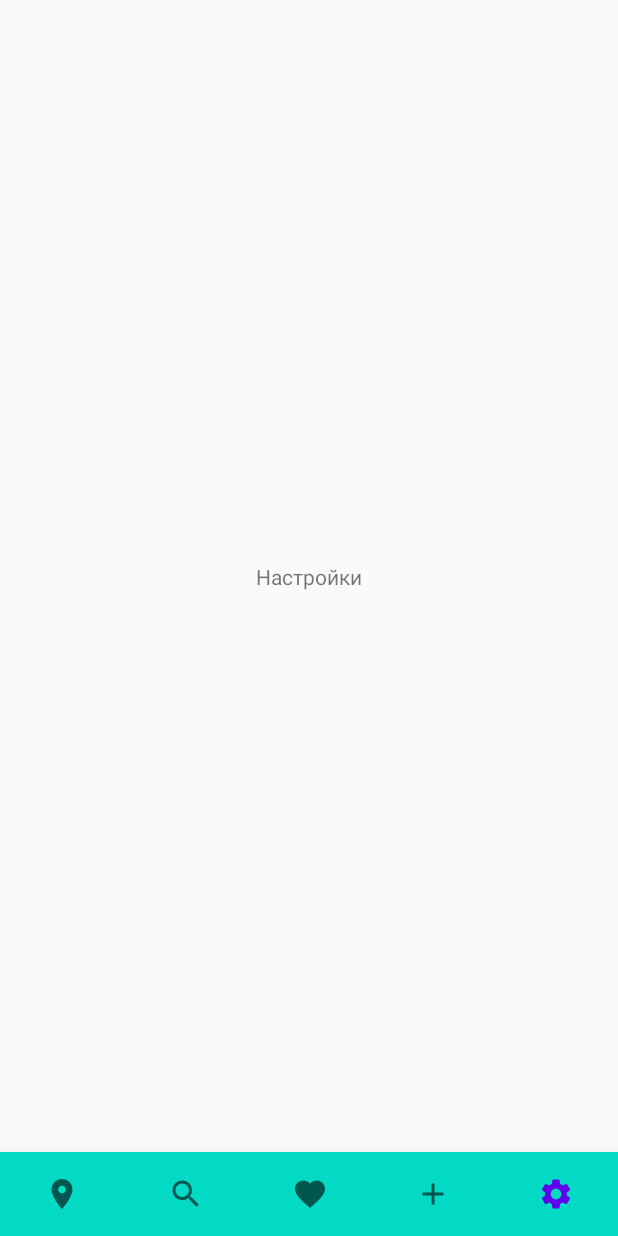
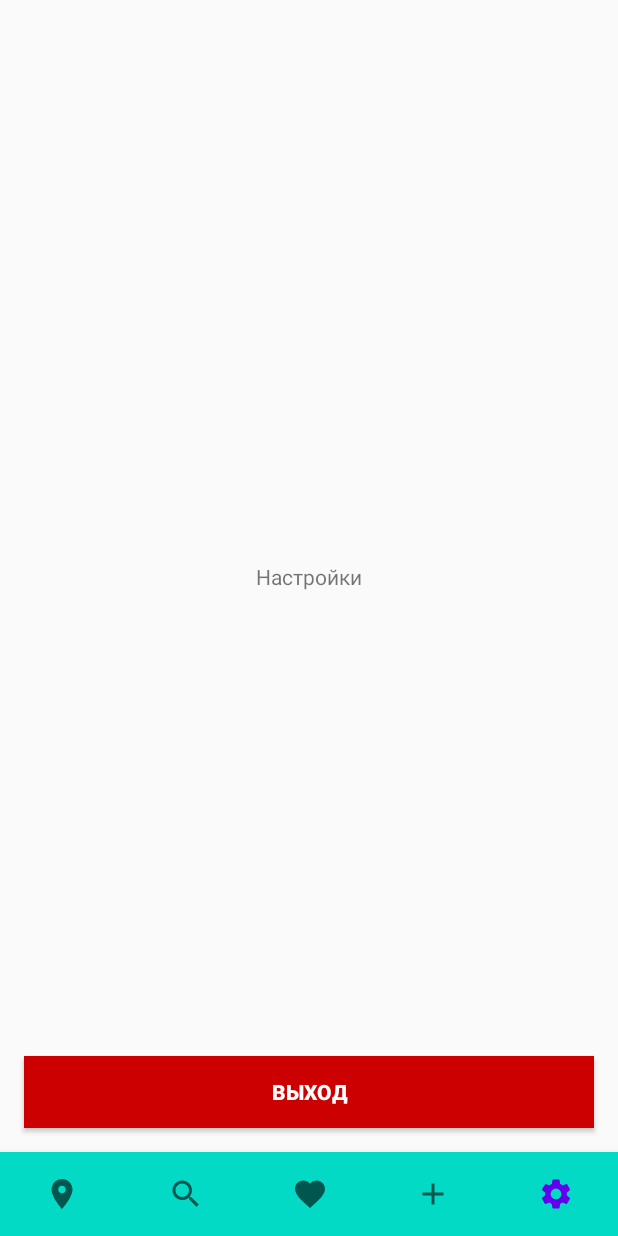
Before and after one commit to where-to-go-app/WhereToGo, an Android app: the screen it shows after launch (MainActivity), item 5 of the bottom bar chosen, on a phone screen of 412 x 824 dp. Run offline under Robolectric (Android 15) with nearby library versions, the phone set to English and light mode, and no system bars; libraries missing offline, so code that uses them is left out: com.vk.api, com.yandex.mapkit; 9 statements that could not run were skipped.

Commit message:
Добавил аутентификацию через вк

```diff
--- a/app/build.gradle
+++ b/app/build.gradle
@@ -36,6 +36,9 @@ dependencies {
     implementation 'com.google.android.material:material:1.1.0'
     implementation 'de.hdodenhof:circleimageview:3.1.0'
 
+    // Vk SDK
+    implementation 'com.vk:androidsdk:2.2.0'
+
     // Yandex maps
     implementation 'com.yandex.android:mapkit:3.5.0'
 
--- a/app/src/main/AndroidManifest.xml
+++ b/app/src/main/AndroidManifest.xml
@@ -2,7 +2,9 @@
 <manifest xmlns:android="http://schemas.android.com/apk/res/android"
           package="com.wheretogo">
 
+    <uses-permission android:name="android.permission.INTERNET" />
     <application
+        android:name=".Application"
         android:allowBackup="false"
         android:icon="@mipmap/ic_app"
         android:label="@string/app_name"
--- /dev/null
+++ b/app/src/main/java/com/wheretogo/Application.java
@@ -0,0 +1,23 @@
+package com.wheretogo;
+
+import android.content.Intent;
+
+import com.vk.api.sdk.VK;
+import com.vk.api.sdk.VKTokenExpiredHandler;
+import com.wheretogo.ui.IntroActivity;
+
+public class Application extends android.app.Application {
+
+    private VKTokenExpiredHandler tokenTracker = () -> {
+        // Токен поменялся
+        Intent intent = new Intent(this, IntroActivity.class);
+        intent.addFlags(Intent.FLAG_ACTIVITY_NEW_TASK | Intent.FLAG_ACTIVITY_CLEAR_TOP);
+        startActivity(intent);
+    };
+
+    @Override
+    public void onCreate() {
+        super.onCreate();
+        VK.addTokenExpiredHandler(tokenTracker);
+    }
+}
--- /dev/null
+++ b/app/src/main/java/com/wheretogo/data/local/PreferenceManager.java
@@ -0,0 +1,4 @@
+package com.wheretogo.data.local;
+
+public class PreferenceManager {
+}
--- a/app/src/main/java/com/wheretogo/ui/fragments/SettingsFragment.java
+++ b/app/src/main/java/com/wheretogo/ui/fragments/SettingsFragment.java
@@ -1,9 +1,11 @@
 package com.wheretogo.ui.fragments;
 
+import android.content.Context;
 import android.os.Bundle;
 import android.view.LayoutInflater;
 import android.view.View;
 import android.view.ViewGroup;
+import android.widget.Button;
 
 import androidx.annotation.NonNull;
 import androidx.annotation.Nullable;
@@ -12,10 +14,30 @@ import androidx.fragment.app.Fragment;
 import com.wheretogo.R;
 
 public class SettingsFragment extends Fragment {
+
+    public interface OnLogoutListener {
+        void onLogout();
+    }
+
+    private OnLogoutListener listener;
+
+    @Override
+    public void onAttach(@NonNull Context context) {
+        super.onAttach(context);
+        listener = (OnLogoutListener) context;
+    }
+
     @Nullable
     @Override
     public View onCreateView(@NonNull LayoutInflater inflater, @Nullable ViewGroup container, @Nullable Bundle savedInstanceState) {
         View root = inflater.inflate(R.layout.fragment_settings, container, false);
+        Button logoutButton = root.findViewById(R.id.setLogoutBtn);
+        logoutButton.setOnClickListener((view) -> {
+            if (listener != null) {
+                listener.onLogout();
+            }
+        });
+
         return root;
     }
 }
--- a/app/src/main/res/layout/fragment_settings.xml
+++ b/app/src/main/res/layout/fragment_settings.xml
@@ -1,6 +1,5 @@
 <?xml version="1.0" encoding="utf-8"?>
-<androidx.constraintlayout.widget.ConstraintLayout
-    xmlns:android="http://schemas.android.com/apk/res/android"
+<androidx.constraintlayout.widget.ConstraintLayout xmlns:android="http://schemas.android.com/apk/res/android"
     xmlns:app="http://schemas.android.com/apk/res-auto"
     android:layout_width="match_parent"
     android:layout_height="match_parent">
@@ -14,4 +13,19 @@
         app:layout_constraintEnd_toEndOf="parent"
         app:layout_constraintStart_toStartOf="parent"
         app:layout_constraintTop_toTopOf="parent" />
+
+    <Button
+        android:id="@+id/setLogoutBtn"
+        android:layout_width="0dp"
+        android:layout_height="wrap_content"
+        android:layout_marginStart="16dp"
+        android:layout_marginEnd="16dp"
+        android:layout_marginBottom="16dp"
+        android:background="@android:color/holo_red_dark"
+        android:text="@string/logout_button"
+        android:textColor="@android:color/white"
+        android:textStyle="bold"
+        app:layout_constraintBottom_toBottomOf="parent"
+        app:layout_constraintEnd_toEndOf="parent"
+        app:layout_constraintStart_toStartOf="parent" />
 </androidx.constraintlayout.widget.ConstraintLayout>
--- a/app/src/main/res/values/strings.xml
+++ b/app/src/main/res/values/strings.xml
@@ -8,4 +8,8 @@
     <string name="nav_search">Поиск</string>
 
     <string name="login_button">Войти через VK</string>
+    <string name="logout_button">Выход</string>
+    <string name="error_message">Что-то пошло не так</string>
+
+    <integer name="com_vk_sdk_AppId">7385373</integer>
 </resources>
```
Also changed, not shown: app/src/main/java/com/wheretogo/ui/IntroActivity.java (+32 -2 lines), app/src/main/java/com/wheretogo/ui/MainActivity.java (+33 -2 lines).
